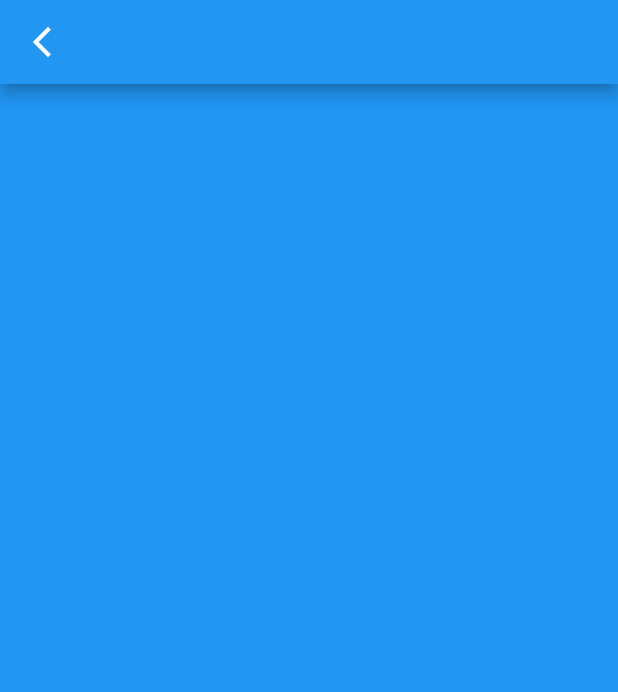
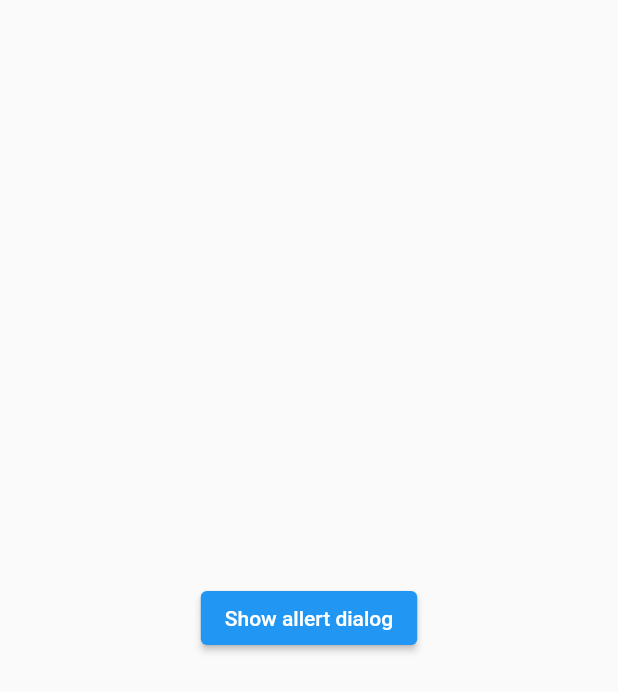
Before and after one commit to zalkary4/flutter_widget, a Flutter app: the screen it shows after launch, on a phone screen of 412 x 824 dp. Shown: the top 692 px of the screen. Run offline on Flutter 3.47's test engine with Material 2 defaults, Android fonts, the light colour scheme and no system bars; our stand-ins replace lottie.

Commit message:
Alert dialog

```diff
--- a/lib/main.dart
+++ b/lib/main.dart
@@ -1,5 +1,5 @@
 import 'package:flutter/material.dart';
-import 'package:flutter_widget/widgets/will_pop_scope.dart';
+import 'package:flutter_widget/widgets/allert_dialog.dart';
 
 void main() {
   runApp(const MyApp());
@@ -20,7 +20,7 @@ class _MyAppState extends State<MyApp> {
       theme: ThemeData(
         primarySwatch: Colors.blue,
       ),
-      home: const WWWWillPopScope(),
+      home: const AllertDialog(),
     );
   }
 }
--- /dev/null
+++ b/lib/widgets/allert_dialog.dart
@@ -0,0 +1,42 @@
+import 'package:flutter/material.dart';
+
+class AllertDialog extends StatefulWidget {
+  const AllertDialog({
+    super.key,
+  });
+
+  @override
+  State<AllertDialog> createState() => _AllertDialogState();
+}
+
+class _AllertDialogState extends State<AllertDialog> {
+  @override
+  Widget build(BuildContext context) {
+    return Scaffold(
+      // appBar: const Text('App bar'),
+      body: Center(
+        child: ElevatedButton(
+          onPressed: () {
+            showDialog(
+              context: context,
+              builder: (context) => AlertDialog(
+                actions: [
+                  TextButton(
+                    onPressed: () {
+                      Navigator.of(context).pop();
+                    },
+                    child: const Text('close'),
+                  )
+                ],
+                title: const Text('Flutter Mapp'),
+                contentPadding: const EdgeInsets.all(20),
+                content: const Text('This is the Alert Dialog'),
+              ),
+            );
+          },
+          child: const Text('Show allert dialog'),
+        ),
+      ),
+    );
+  }
+}
```
